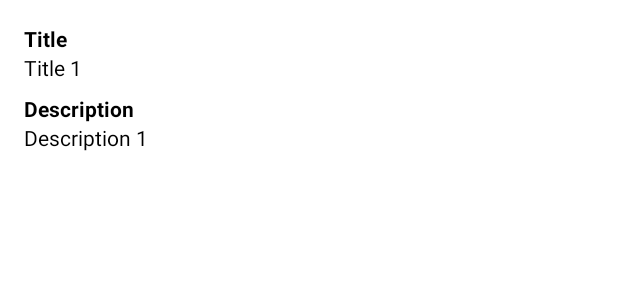
After one commit to matheusmf1/kotlin_study, an Android app: the layout activity_book_details.xml on its own in the app's theme, with its tools: preview values and no code run, on a phone screen of 412 x 824 dp. The commit adds this screen. Shown: the top 300 px of the screen. Run offline under Robolectric (Android 15) with nearby library versions, the phone set to English and light mode, and no system bars.

Commit message:
Implement details activity

```diff
--- a/NyBooksMVVM/app/src/main/AndroidManifest.xml
+++ b/NyBooksMVVM/app/src/main/AndroidManifest.xml
@@ -11,6 +11,7 @@
     android:roundIcon="@mipmap/ic_launcher_round"
     android:supportsRtl="true"
     android:theme="@style/AppTheme">
+    <activity android:name=".presentation.details.BookDetailsActivity"></activity>
     <activity android:name=".presentation.books.BooksActivity">
       <intent-filter>
         <action android:name="android.intent.action.MAIN" />
--- a/NyBooksMVVM/app/src/main/java/br/com/matheus/nybooksmvvm/data/model/Book.kt
+++ b/NyBooksMVVM/app/src/main/java/br/com/matheus/nybooksmvvm/data/model/Book.kt
@@ -2,7 +2,8 @@ package br.com.matheus.nybooksmvvm.data.model
 
 data class Book(
   val title: String,
-  val author: String
+  val author: String,
+  val description: String
 ) {
 
 }
--- a/NyBooksMVVM/app/src/main/java/br/com/matheus/nybooksmvvm/presentation/books/BooksActivity.kt
+++ b/NyBooksMVVM/app/src/main/java/br/com/matheus/nybooksmvvm/presentation/books/BooksActivity.kt
@@ -7,6 +7,7 @@ import androidx.lifecycle.ViewModelProviders
 import androidx.recyclerview.widget.LinearLayoutManager
 import androidx.recyclerview.widget.RecyclerView
 import br.com.matheus.nybooksmvvm.R
+import br.com.matheus.nybooksmvvm.presentation.details.BookDetailsActivity
 import kotlinx.android.synthetic.main.activity_books.*
 
 class BooksActivity : AppCompatActivity() {
@@ -25,7 +26,10 @@ class BooksActivity : AppCompatActivity() {
         with(recyclerBooks) {
           layoutManager = LinearLayoutManager(this@BooksActivity, RecyclerView.VERTICAL, false)
           setHasFixedSize(true)
-          adapter = BooksAdapter( books )
+          adapter = BooksAdapter( books ) { book ->
+            val intent = BookDetailsActivity.getStartIntent(this@BooksActivity, book.title, book.description )
+            this@BooksActivity.startActivity( intent )
+          }
         }
       }
     })
--- a/NyBooksMVVM/app/src/main/java/br/com/matheus/nybooksmvvm/presentation/books/BooksViewModel.kt
+++ b/NyBooksMVVM/app/src/main/java/br/com/matheus/nybooksmvvm/presentation/books/BooksViewModel.kt
@@ -30,7 +30,8 @@ class BooksViewModel : ViewModel() {
             bookBodyResponse.bookResult.forEach { results ->
               val book = Book(
                 title = results.bookDetailsResponse[0].title,
-                author = results.bookDetailsResponse[0].author
+                author = results.bookDetailsResponse[0].author,
+                description = results.bookDetailsResponse[0].description
               )
 
               books.add(book)
@@ -41,7 +42,7 @@ class BooksViewModel : ViewModel() {
       }
 
       override fun onFailure(call: Call<BookBodyResponse>, t: Throwable) {
-        Log.d("[Book]", "Erro: " + t )
+        Log.d("[Book]", "Erro: " + t)
       }
 
     })
--- /dev/null
+++ b/NyBooksMVVM/app/src/main/res/layout/activity_book_details.xml
@@ -0,0 +1,49 @@
+<?xml version="1.0" encoding="utf-8"?>
+<LinearLayout
+  xmlns:android="http://schemas.android.com/apk/res/android"
+  xmlns:app="http://schemas.android.com/apk/res-auto"
+  xmlns:tools="http://schemas.android.com/tools"
+  android:layout_width="match_parent"
+  android:layout_height="match_parent"
+  tools:context=".presentation.details.BookDetailsActivity"
+  android:padding="16dp"
+  android:orientation="vertical">
+
+  <TextView
+    android:layout_width="wrap_content"
+    android:layout_height="wrap_content"
+    android:textStyle="bold"
+
+    android:text="@string/book_details_title_label"
+    android:textColor="@android:color/black" />
+
+  <TextView
+    android:id="@+id/book_details_title"
+    android:layout_width="wrap_content"
+    android:layout_height="wrap_content"
+    tools:text="Title 1"
+    android:textColor="@android:color/black" />
+
+  <TextView
+    android:layout_width="wrap_content"
+    android:layout_height="wrap_content"
+    android:layout_marginTop="8dp"
+    android:textStyle="bold"
+
+    android:text="@string/book_details_description_label"
+    android:textColor="@android:color/black" />
+
+  <TextView
+    android:id="@+id/book_details_description"
+    android:layout_width="wrap_content"
+    android:layout_height="wrap_content"
+    tools:text="Description 1"
+    android:textColor="@android:color/black" />
+
+
+
+
+
+
+
+</LinearLayout>
--- a/NyBooksMVVM/app/src/main/res/layout/activity_books.xml
+++ b/NyBooksMVVM/app/src/main/res/layout/activity_books.xml
@@ -1,5 +1,6 @@
 <?xml version="1.0" encoding="utf-8"?>
-<androidx.constraintlayout.widget.ConstraintLayout xmlns:android="http://schemas.android.com/apk/res/android"
+<androidx.constraintlayout.widget.ConstraintLayout
+  xmlns:android="http://schemas.android.com/apk/res/android"
   xmlns:app="http://schemas.android.com/apk/res-auto"
   xmlns:tools="http://schemas.android.com/tools"
   android:layout_width="match_parent"
--- a/NyBooksMVVM/app/src/main/res/values/strings.xml
+++ b/NyBooksMVVM/app/src/main/res/values/strings.xml
@@ -3,4 +3,8 @@
 
   <!--  Books Activity -->
   <string name="books_title">New York Times Books</string>
+
+<!--  Book Details Activity-->
+  <string name="book_details_title_label">Title</string>
+  <string name="book_details_description_label">Description</string>
 </resources>
```
Also changed, not shown: NyBooksMVVM/app/src/main/java/br/com/matheus/nybooksmvvm/presentation/books/BooksAdapter.kt (+13 -4 lines), NyBooksMVVM/app/src/main/java/br/com/matheus/nybooksmvvm/presentation/details/BookDetailsActivity.kt (added, +30 -0 lines).
